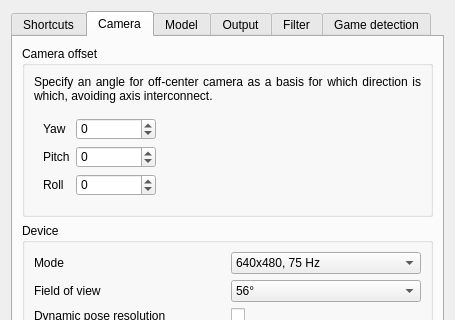
Before: the Qt Designer form facetracknoir/settings.ui in opentrack/opentrack, drawn with Qt 5; both pictures show x 0 to 455 and y 0 to 320 of the 455 by 676 pixel window.
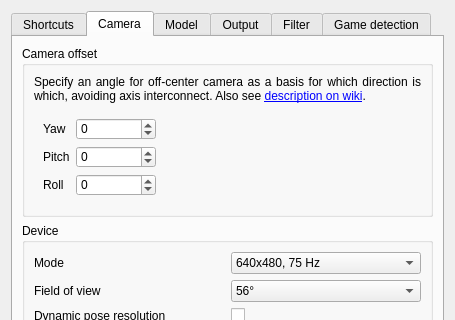
After: the same form once the commit is applied. The open tabs and pages were chosen to show the change. Icons and pictures are not drawn. Custom widgets are drawn as their Qt base class.

Commit message: add description on wiki for camera offset

Patch:
```diff
--- a/facetracknoir/settings.ui
+++ b/facetracknoir/settings.ui
@@ -441,7 +441,7 @@
           <item row="2" column="0">
            <widget class="QLabel" name="label_17">
             <property name="text">
-             <string>Specify an angle for off-center camera as a basis for which direction is which, avoiding axis interconnect.</string>
+             <string>&lt;html&gt;&lt;head/&gt;&lt;body&gt;&lt;p&gt;Specify an angle for off-center camera as a basis for which direction is which, avoiding axis interconnect. Also see &lt;a href=&quot;https://github.com/opentrack/opentrack/wiki/choosing-camera-offset&quot;&gt;&lt;span style=&quot; text-decoration: underline; color:#0000ff;&quot;&gt;description on wiki&lt;/span&gt;&lt;/a&gt;.&lt;/p&gt;&lt;/body&gt;&lt;/html&gt;</string>
             </property>
             <property name="alignment">
              <set>Qt::AlignJustify|Qt::AlignVCenter</set>
```
Left out of the diff: 3 changed lines with no effect on the pictures.
